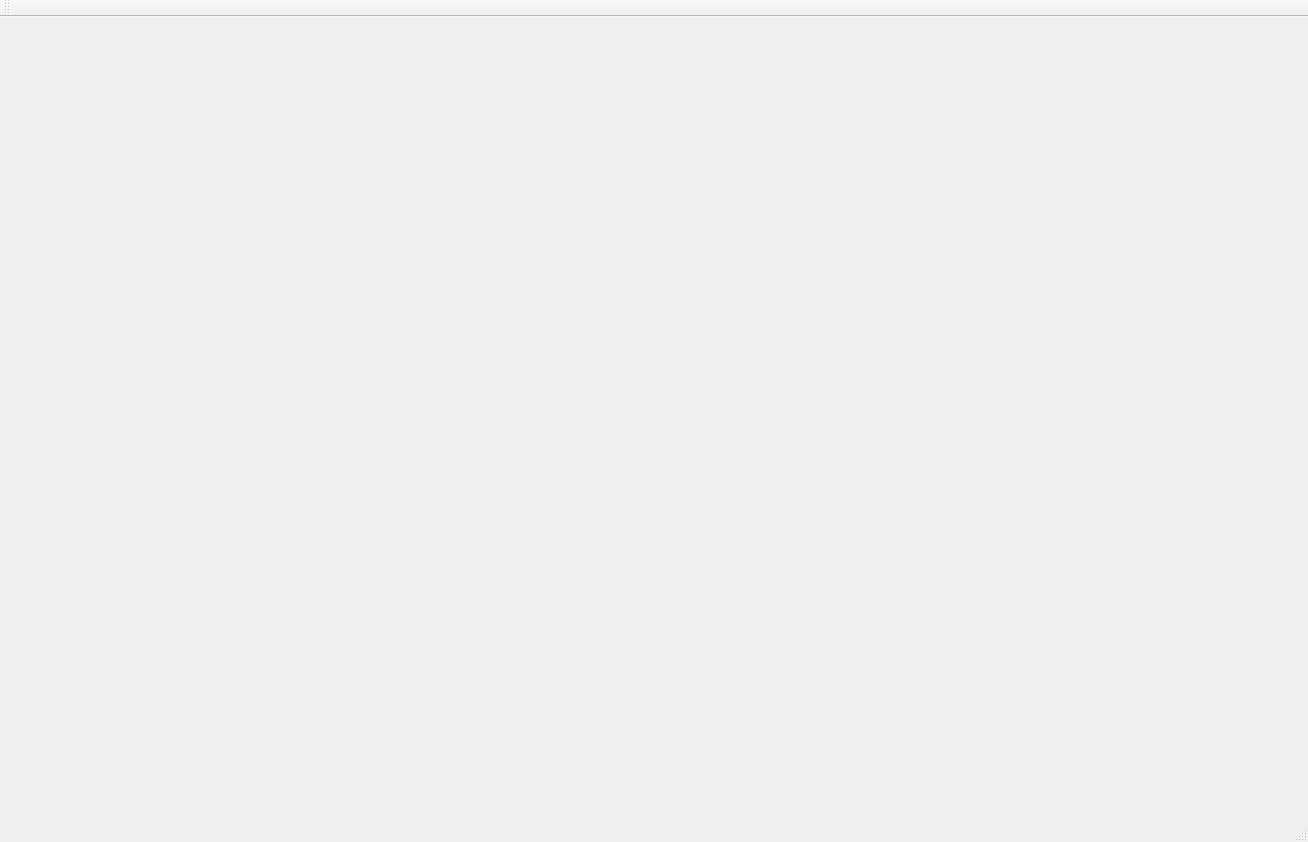
Old version of the form Lab/MainWindow.ui in the repository jyyun1209/Lab.
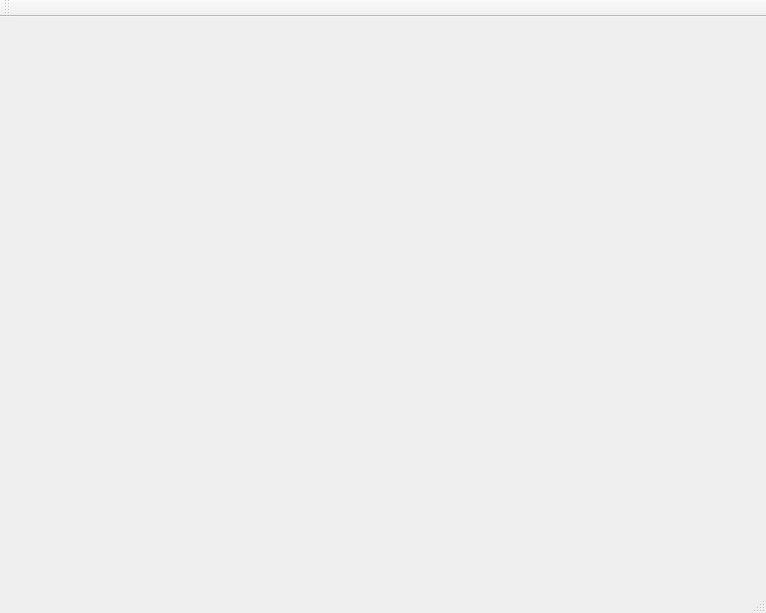
New version of the form.

The edit to the form file:
```diff
--- a/Lab/MainWindow.ui
+++ b/Lab/MainWindow.ui
@@ -6,8 +6,8 @@
    <rect>
     <x>0</x>
     <y>0</y>
-    <width>1308</width>
-    <height>842</height>
+    <width>766</width>
+    <height>613</height>
    </rect>
   </property>
   <property name="windowTitle">
```
Left out of the diff: 4 changed lines with no effect on the pictures.
